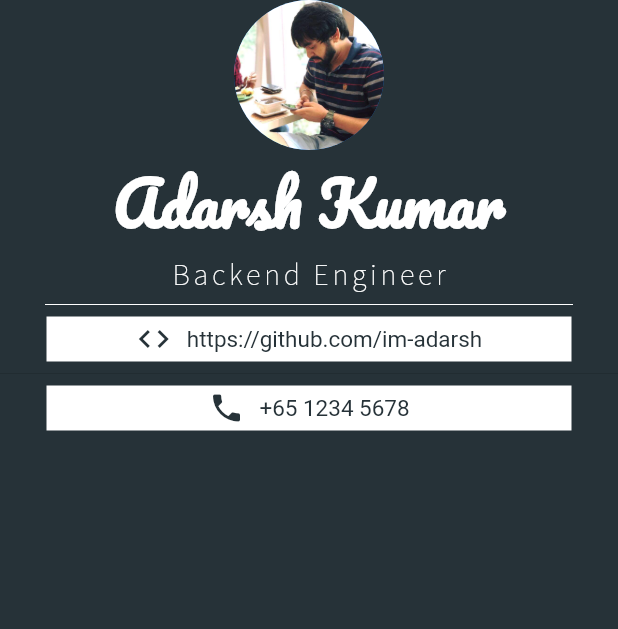
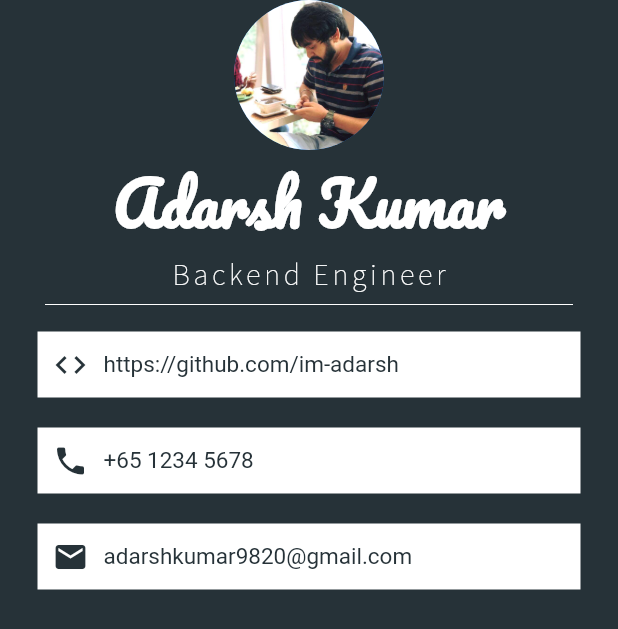
Before and after one commit to im-adarsh/flutter_iam_rich, a Flutter app: the screen it shows after launch, on a phone screen of 412 x 824 dp. Shown: the top 629 px of the screen. Run offline on Flutter 3.47's test engine with Material 2 defaults, Android fonts, the phone set to English and light mode, and no system bars.

Commit message:
adding email row

```diff
--- a/lib/widgets/mi_card.dart
+++ b/lib/widgets/mi_card.dart
@@ -49,10 +49,13 @@ class MiCard extends StatelessWidget {
                         ),
                         Container(
                           color: Colors.white,
-                          height: 30,
-                          width: 350,
+
+                          padding: EdgeInsets.all(10),
+                          margin: EdgeInsets.symmetric(
+                            vertical: 10,
+                            horizontal: 25,
+                          ),
                           child: Row(
-                            mainAxisAlignment: MainAxisAlignment.center,
                             children: <Widget>[
                               Icon(
                                 Icons.code,
@@ -71,13 +74,14 @@ class MiCard extends StatelessWidget {
                             ],
                           ),
                         ),
-                        Divider(),
                         Container(
                           color: Colors.white,
-                          height: 30,
-                          width: 350,
+                          padding: EdgeInsets.all(10),
+                          margin: EdgeInsets.symmetric(
+                            vertical: 10,
+                            horizontal: 25,
+                          ),
                           child: Row(
-                            mainAxisAlignment: MainAxisAlignment.center,
                             children: <Widget>[
                               Icon(
                                 Icons.phone,
@@ -96,6 +100,32 @@ class MiCard extends StatelessWidget {
                             ],
                           ),
                         ),
+                        Container(
+                          color: Colors.white,
+                          padding: EdgeInsets.all(10),
+                          margin: EdgeInsets.symmetric(
+                            vertical: 10,
+                            horizontal: 25,
+                          ),
+                          child: Row(
+                            children: <Widget>[
+                              Icon(
+                                Icons.email,
+                                color: Colors.blueGrey.shade900,
+                              ),
+                              SizedBox(
+                                width: 10.0,
+                              ),
+                              Text(
+                                "adarshkumar9820@gmail.com",
+                                style: TextStyle(
+                                  fontSize: 15.0,
+                                  color: Colors.blueGrey.shade900,
+                                ),
+                              ),
+                            ],
+                          ),
+                        ),
                       ],
                     )
                   ],
```
